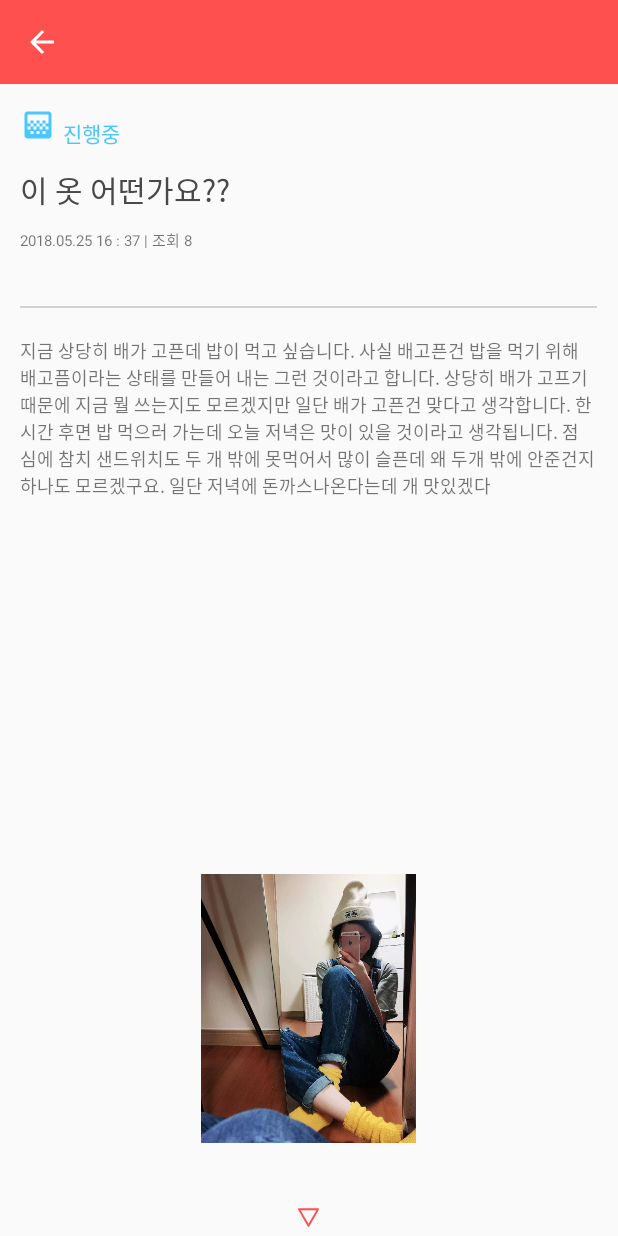
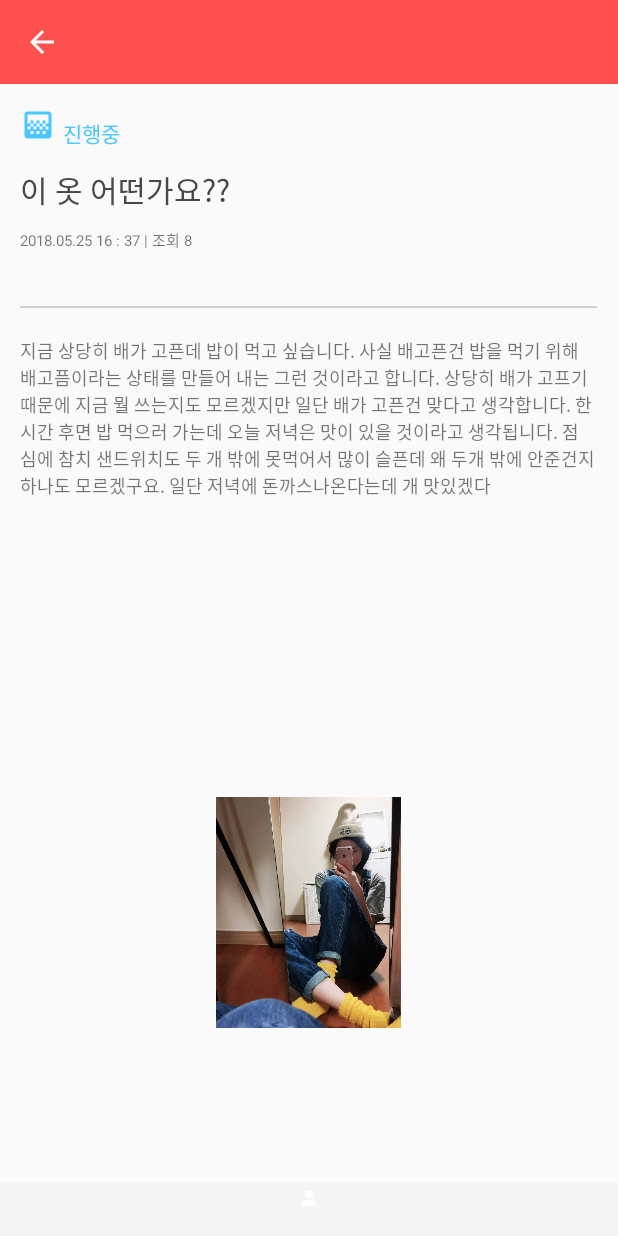
Before and after one commit to FaceFJA/FJA-Andriod, an Android app: the Fragment1 screen opened directly, with no data from a screen before it, after a tap on an icon or button, on a phone screen of 412 x 824 dp. Run offline under Robolectric (Android 15) with nearby library versions, the phone set to English and light mode, and no system bars; 1 other tap on this screen came first.

Commit message:
Make RetrofitRepo and Modfied activity_post
레트로핏레포부분을 만드록 글보기 부분의 댓글 레이아웃을 수정하였으며 EvalationAdapter를 제거하고 Name_Change_Dialog 부분을 수정하였습니다.

```diff
--- a/app/src/main/java/com/example/ty395/fja/Connecter/API.java
+++ b/app/src/main/java/com/example/ty395/fja/Connecter/API.java
@@ -1,4 +1,6 @@
 package com.example.ty395.fja.Connecter;
+
+import retrofit2.http.POST;
 
 public interface API {
 
--- /dev/null
+++ b/app/src/main/java/com/example/ty395/fja/Connecter/RetrofitRepo.java
@@ -0,0 +1,4 @@
+package com.example.ty395.fja.Connecter;
+
+public class RetrofitRepo {
+}
--- a/app/src/main/java/com/example/ty395/fja/Fragment/Fragment1.java
+++ b/app/src/main/java/com/example/ty395/fja/Fragment/Fragment1.java
@@ -2,14 +2,12 @@ package com.example.ty395.fja.Fragment;
 
 import android.os.Bundle;
 import android.support.v4.app.Fragment;
-import android.support.v7.widget.LinearLayoutManager;
 import android.support.v7.widget.RecyclerView;
 import android.util.Log;
 import android.view.LayoutInflater;
 import android.view.View;
 import android.view.ViewGroup;
 
-import com.example.ty395.fja.Adapter.EvalationAdapter;
 import com.example.ty395.fja.Item.EvalationItem;
 import com.example.ty395.fja.Item.Evalation_Recycleitem;
 import com.example.ty395.fja.R;
@@ -20,9 +18,6 @@ import java.util.ArrayList;
 public class Fragment1 extends Fragment {
     RecyclerView recyclerView;
     RecycleAdapter recycleAdapter;
-    RecyclerView recyclerView2;
-    EvalationAdapter evalationAdapter;
-    ArrayList<EvalationItem> evalationItems=new ArrayList<>();
     ArrayList<Evalation_Recycleitem> itemlist=new ArrayList<>();
     @Override
     public void onCreate(Bundle savedInstanceState) {
@@ -37,16 +32,10 @@ public class Fragment1 extends Fragment {
         recyclerView.setHasFixedSize(true);
         recycleAdapter=new RecycleAdapter(getActivity(),itemlist);
         recyclerView.setAdapter(recycleAdapter);
-        recyclerView2=layout.findViewById(R.id.recycler1);
-        recyclerView2.setHasFixedSize(true);
-        evalationAdapter=new EvalationAdapter(getActivity(),evalationItems);
-        recyclerView2.setAdapter(evalationAdapter);
         itemlist.add(new Evalation_Recycleitem(R.drawable.person1,"오늘은 어떤 옷을 입고 나가는게 좋을까요?","오늘 친구들과 같이 나가기로 하였는데 어떤 옷을 입어야 할지 고민이에요!"));
         itemlist.add(new Evalation_Recycleitem(R.drawable.person1,"오늘은 어떤 옷을 입고 나가는게 좋을까요?","오늘 친구들과 같이 나가기로 하였는데 어떤 옷을 입어야 할지 고민이에요!"));
         itemlist.add(new Evalation_Recycleitem(R.drawable.person1,"오늘은 어떤 옷을 입고 나가는게 좋을까요?","오늘 친구들과 같이 나가기로 하였는데 어떤 옷을 입어야 할지 고민이에요!"));
         itemlist.add(new Evalation_Recycleitem(R.drawable.person1,"오늘은 어떤 옷을 입고 나가는게 좋을까요?","오늘 친구들과 같이 나가기로 하였는데 어떤 옷을 입어야 할지 고민이에요!"));
-        evalationItems.add(new EvalationItem(R.drawable.person2,"오늘은 어떤 옷을 입고 나가는게 좋을까요?","오늘 친구들과 같이 나가기로 하였는데 어떤 옷을 입어야 할지 고민이에요!"));
-        evalationItems.add(new EvalationItem(R.drawable.person2,"오늘은 어떤 옷을 입고 나가는게 좋을까요?","오늘 친구들과 같이 나가기로 하였는데 어떤 옷을 입어야 할지 고민이에요!"));
         return layout;
     }
 }
--- a/app/src/main/java/com/example/ty395/fja/Fragment/Fragment4.java
+++ b/app/src/main/java/com/example/ty395/fja/Fragment/Fragment4.java
@@ -29,9 +29,6 @@ public class Fragment4 extends Fragment implements View.OnClickListener{
         LinearLayout layout_nickname=layout.findViewById(R.id.layout_nickname);
         layout_nickname.setOnClickListener(this);
         text_nickname=layout.findViewById(R.id.text_nickname);
-        Bundle bundle=getArguments();
-        String name=bundle.getString("nickname");
-        text_nickname.setText(name);
         return layout;
     }
 
--- a/app/src/main/res/layout/activity_post.xml
+++ b/app/src/main/res/layout/activity_post.xml
@@ -95,7 +95,7 @@
        <LinearLayout
            android:layout_width="match_parent"
            android:layout_height="0dp"
-           android:layout_weight="7"
+           android:layout_weight="6"
            android:weightSum="3"
            android:orientation="horizontal">
            <View
@@ -133,15 +133,39 @@
         android:content="@+id/content"
         android:handle="@+id/handle"
         android:orientation="vertical"
-        android:topOffset="60dp"
-        >
-        <ImageView
+        android:topOffset="60dp">
+        <LinearLayout
             android:id="@+id/handle"
-            android:src="@drawable/ic_yield_sign"
-            android:layout_width="wrap_content"
-            android:layout_height="wrap_content"
-            android:paddingBottom="10dp"
-            />
+            android:layout_width="match_parent"
+            android:layout_height="40dp"
+            android:background="#f5f5f5"
+            android:orientation="vertical"
+            android:weightSum="1">
+            <View
+                android:layout_width="match_parent"
+                android:layout_height="0dp"
+                android:layout_weight="0.05"/>
+            <LinearLayout
+                android:layout_width="match_parent"
+                android:layout_height="0dp"
+                android:layout_weight="0.4"
+                android:weightSum="1"
+                android:gravity="center">
+                <ImageView
+                    android:layout_width="wrap_content"
+                    android:layout_height="wrap_content"
+                    android:src="@drawable/ic_baseline_person_24px"/>
+            </LinearLayout>
+            <View
+                android:layout_width="match_parent"
+                android:layout_height="0dp"
+                android:layout_weight="0.05"/>
+            <View
+                android:layout_width="match_parent"
+                android:layout_height="0dp"
+                android:layout_weight="0.009"
+                android:background="@color/back"/>
+        </LinearLayout>
         <LinearLayout
             android:layout_width="match_parent"
             android:layout_height="match_parent"
@@ -157,17 +181,9 @@
                 android:layout_width="match_parent"
                 android:layout_height="0dp"
                 android:layout_weight="1.5"
-                android:weightSum="3">
-                <View
-                    android:layout_width="0dp"
-                    android:layout_height="match_parent"
-                    android:layout_weight="0.2"/>
-                <LinearLayout
-                    android:layout_width="0dp"
-                    android:layout_height="match_parent"
-                    android:layout_weight="2.8"
-                    android:orientation="vertical"
-                    android:weightSum="3">
+                android:weightSum="3"
+                android:layout_marginLeft="8dp"
+                android:orientation="vertical">
                     <View
                         android:layout_width="match_parent"
                         android:layout_height="0dp"
@@ -230,7 +246,6 @@
                             android:layout_toRightOf="@id/news"
                             android:layout_marginLeft="5dp"/>
                     </RelativeLayout>
-                </LinearLayout>
             </LinearLayout>
             <android.support.v7.widget.RecyclerView
                 android:id="@+id/recycler"
```
Also changed, not shown: app/src/main/java/com/example/ty395/fja/Activity/Name_Change_Dialog.java (+1 -7 lines), app/src/main/java/com/example/ty395/fja/Activity/WriteActivity.java (+10 -8 lines), app/src/main/java/com/example/ty395/fja/Adapter/EvalationAdapter.java (deleted, +0 -62 lines).
